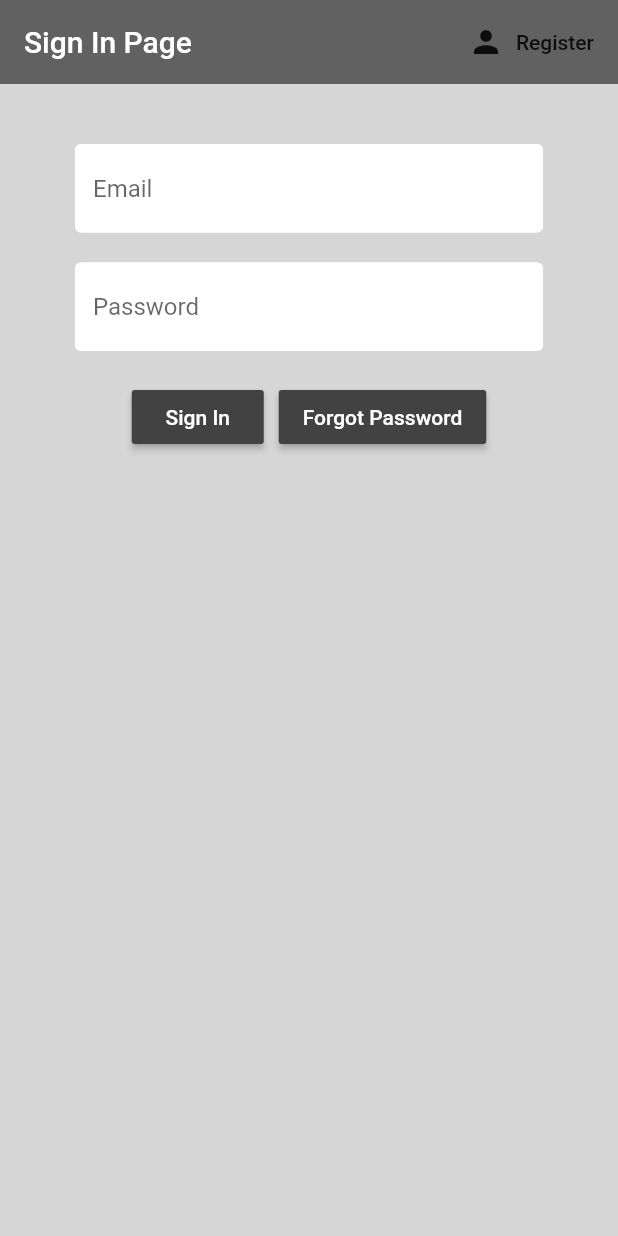
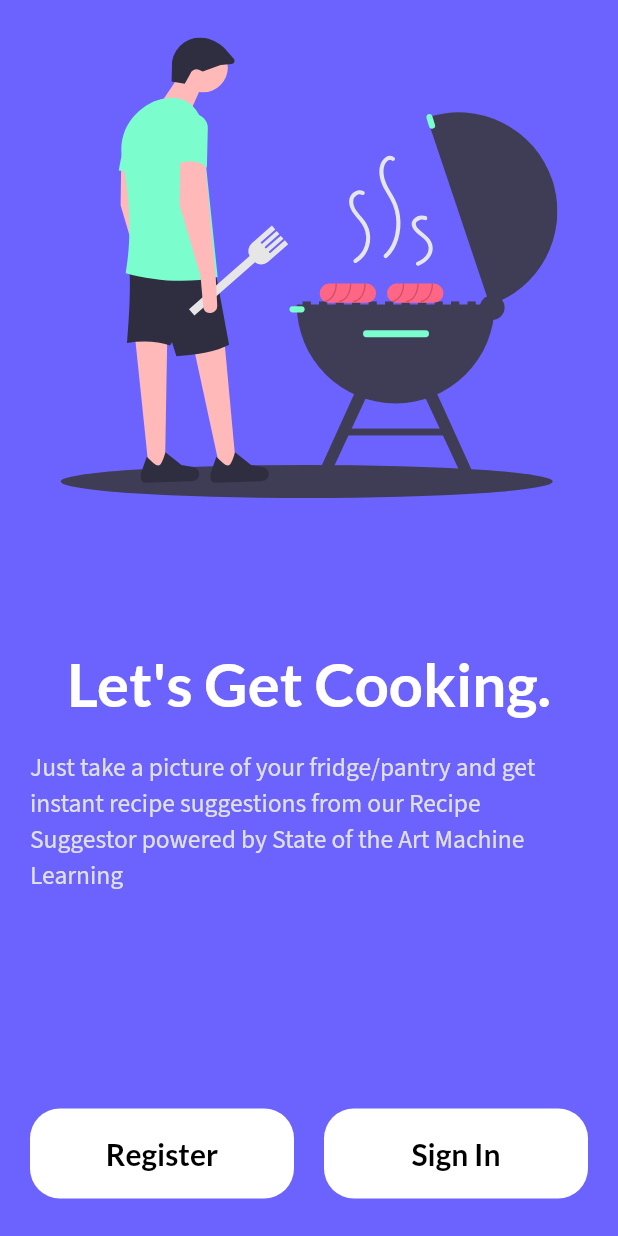
Before and after one commit to srujanjoshi/Recipe-Idea-Generator, a Flutter app: the screen it shows after launch, on a phone screen of 412 x 824 dp. Run offline on Flutter 3.47's test engine with Material 2 defaults, Android fonts, the phone set to English and light mode, and no system bars; our stand-ins replace firebase_auth, flutter_spinkit, flutter_svg, google_fonts; accounts and stored records are empty.

Commit message:
Added a stylized Welcome Page

```diff
--- a/lib/main.dart
+++ b/lib/main.dart
@@ -3,6 +3,9 @@ import 'package:recipic/pages/wrapper.dart';
 import 'package:recipic/models/user.dart';
 import 'package:provider/provider.dart';
 import 'package:recipic/services/auth.dart';
+import 'package:recipic/ui_pages/ui_landing.dart';
+
+//Edited the main.dart to direct to newly designed UI elements
 
 void main() {
   runApp(MyApp());
@@ -15,7 +18,8 @@ class MyApp extends StatelessWidget {
     return StreamProvider<User>.value(
       value: AuthService().user,
       child: MaterialApp(
-        home: Wrapper(),
+        home: Landing(),
+        theme: ThemeData.dark(),
       ),
     );
   }
--- /dev/null
+++ b/lib/ui_pages/ui_landing.dart
@@ -0,0 +1,108 @@
+import 'package:flutter/cupertino.dart';
+import 'package:flutter/material.dart';
+
+import 'package:flutter_svg/svg.dart';
+import 'package:google_fonts/google_fonts.dart';
+
+class Landing extends StatefulWidget {
+  @override
+  _LandingState createState() => _LandingState();
+}
+
+class _LandingState extends State<Landing> {
+  List<bool> isSelected = [false, false];
+
+  @override
+  Widget build(BuildContext context) {
+    return Scaffold(
+      backgroundColor: Color(0xFF6C63FF),
+      body: SafeArea(
+        child: Container(
+          margin: EdgeInsets.symmetric(horizontal: 20, vertical: 25),
+          child: Column(
+            children: [
+              Expanded(
+                flex: 1,
+                child: SvgPicture.asset(
+                  "images/barbecue.svg",
+                ),
+              ),
+              SizedBox(
+                height: 100,
+              ),
+              Expanded(
+                child: Column(
+                  children: [
+                    Text(
+                      "Let's Get Cooking.",
+                      style: GoogleFonts.lato(
+                        fontSize: 40,
+                        fontWeight: FontWeight.bold,
+                      ),
+                    ),
+                    SizedBox(
+                      height: 20,
+                    ),
+                    Text(
+                      "Just take a picture of your fridge/pantry and get instant recipe suggestions from our Recipe Suggestor powered by State of the Art Machine Learning",
+                      style: GoogleFonts.sourceSansPro(
+                          fontSize: 17,
+                          textStyle: TextStyle(
+                            color: Colors.grey[300],
+                          )),
+                    ),
+                  ],
+                ),
+              ),
+              Row(
+                children: [
+                  Expanded(
+                    child: Container(
+                      decoration: BoxDecoration(
+                          color: Colors.white,
+                          borderRadius: BorderRadius.circular(20)),
+                      child: Padding(
+                        padding: const EdgeInsets.all(18.0),
+                        child: Center(
+                          child: Text(
+                            "Register",
+                            style: GoogleFonts.lato(
+                                fontSize: 20,
+                                fontWeight: FontWeight.bold,
+                                textStyle: TextStyle(color: Colors.black)),
+                          ),
+                        ),
+                      ),
+                    ),
+                  ),
+                  SizedBox(
+                    width: 20,
+                  ),
+                  Expanded(
+                    child: Container(
+                      decoration: BoxDecoration(
+                          color: Colors.white,
+                          borderRadius: BorderRadius.circular(20)),
+                      child: Padding(
+                        padding: const EdgeInsets.all(18.0),
+                        child: Center(
+                          child: Text(
+                            "Sign In",
+                            style: GoogleFonts.lato(
+                                fontSize: 20,
+                                fontWeight: FontWeight.bold,
+                                textStyle: TextStyle(color: Colors.black)),
+                          ),
+                        ),
+                      ),
+                    ),
+                  ),
+                ],
+              )
+            ],
+          ),
+        ),
+      ),
+    );
+  }
+}
```
Also changed, not shown: pubspec.yaml (+4 -5 lines), images/barbecue.png (added), images/barbecue.svg (added), pubspec.lock.
